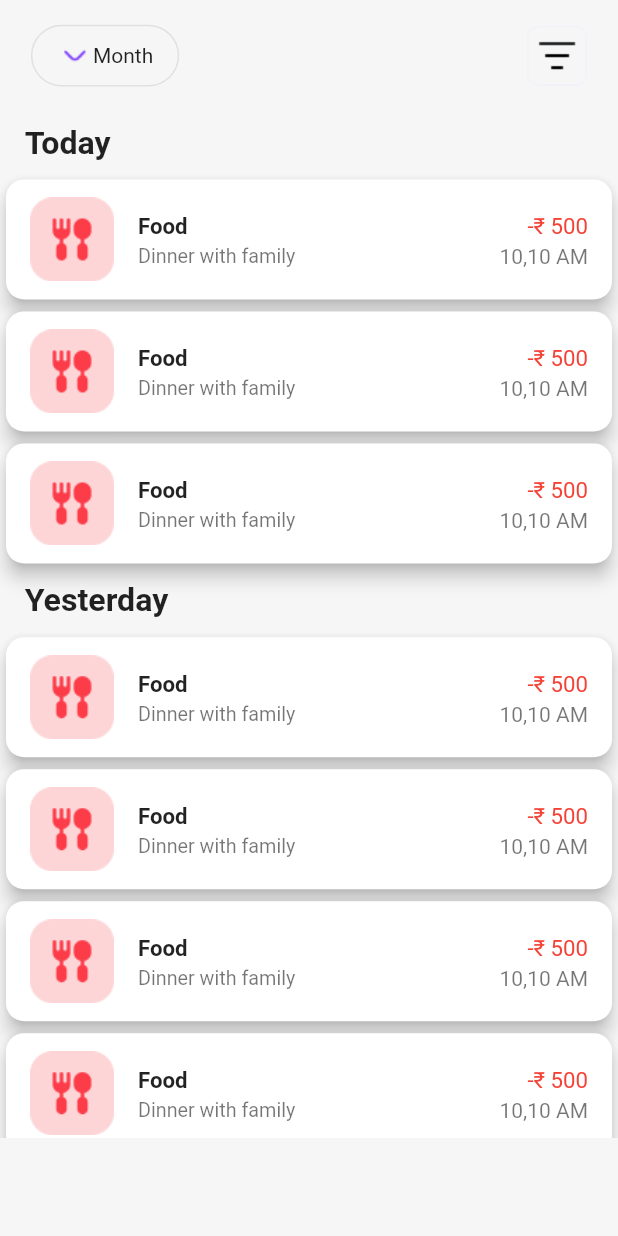
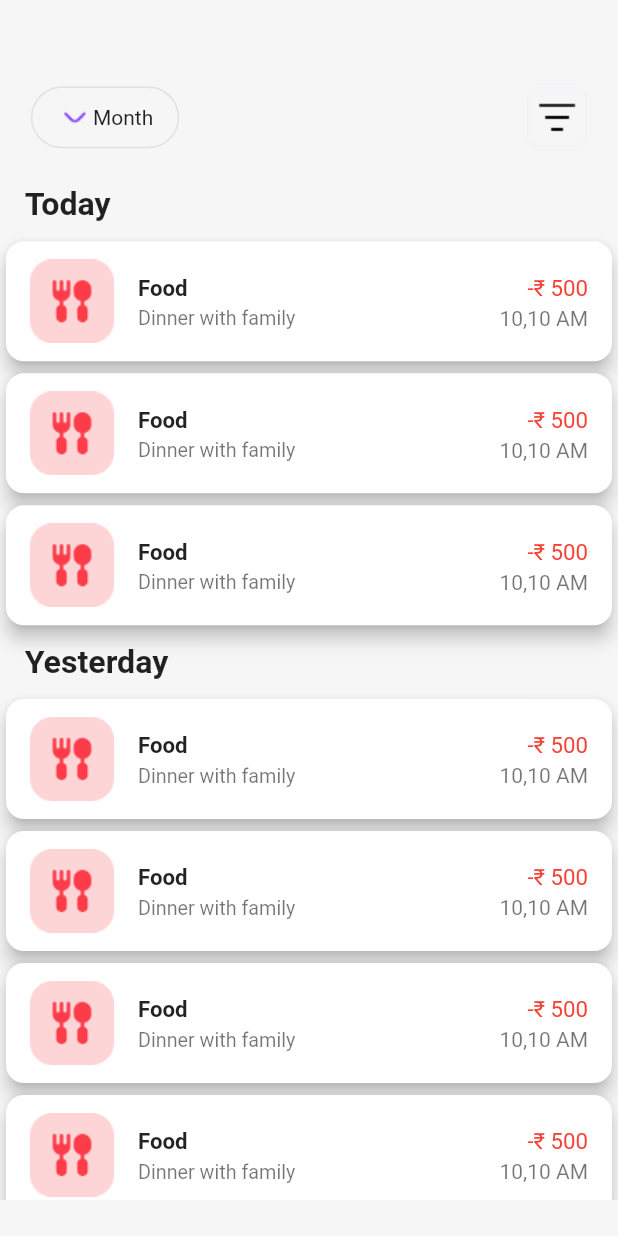
Before and after one commit to rahulsvaz/expense_manager, a Flutter app: the GnavNavigation screen opened directly, after a tap on "See All", on a phone screen of 412 x 824 dp. Run offline on Flutter 3.47's test engine with Material 2 defaults, Android fonts, the light colour scheme and no system bars; our stand-ins replace get, google_nav_bar, iconly; missing offline and left inert: flutter_swipe_button, sliding_switch.

Commit message:
adding screen widgets added

```diff
--- a/lib/main.dart
+++ b/lib/main.dart
@@ -1,4 +1,6 @@
 import 'package:expense_manager/view/screens/g_nav.dart';
+import 'package:expense_manager/view/screens/login_screen.dart';
+import 'package:expense_manager/view/screens/start_screen.dart';
 import 'package:expense_manager/viewModel/constants/colors/colors.dart';
 import 'package:flutter/material.dart';
 import 'package:get/get_navigation/get_navigation.dart';
@@ -15,6 +17,6 @@ class MyApp extends StatelessWidget {
     return GetMaterialApp(
         theme: ThemeData.light()
             .copyWith(scaffoldBackgroundColor: Pallete.scaffoldBgColor),
-        home: const GnavNavigation());
+        home: const StartScreen());
   }
 }
--- /dev/null
+++ b/lib/view/screens/add_transaction.dart
@@ -0,0 +1,68 @@
+import 'package:expense_manager/viewModel/constants/colors/colors.dart';
+import 'package:expense_manager/viewModel/controllers/transaction_screen_controller.dart';
+import 'package:expense_manager/viewModel/widgets/expense_widget.dart';
+import 'package:expense_manager/viewModel/widgets/income_widget.dart';
+import 'package:flutter/material.dart';
+import 'package:get/get.dart';
+
+class AddTransaction extends StatefulWidget {
+  const AddTransaction({super.key});
+
+  @override
+  State<AddTransaction> createState() => _AddTransactionState();
+}
+
+class _AddTransactionState extends State<AddTransaction> {
+  Widget expenseScreen = const ExpenseWidget();
+  Widget incomeScreen = const IncomeWidget();
+
+  @override
+  Widget build(BuildContext context) {
+    final widgetController = Get.put(TransactionScreenController());
+
+    return Scaffold(
+      body: Obx(() => AnimatedContainer(
+            height: Get.height,
+            duration: const Duration(
+                milliseconds: 1000), // Adjust the duration as needed
+            decoration: BoxDecoration(
+              color: widgetController.activeWidget.value == 'expense-widget'
+                  ? Pallete.expenseBackGroundColor
+                  : Pallete.incomeBackGroundColor,
+            ),
+            child: SingleChildScrollView(
+              child: Column(
+                mainAxisAlignment: MainAxisAlignment.center,
+                children: [
+                  Obx(() =>
+                      widgetController.activeWidget.value == 'expense-widget'
+                          ? expenseScreen
+                          : incomeScreen),
+                  const SizedBox(
+                    height: 20,
+                  ),
+                  Obx(() => TextButton(
+                        onPressed: () {
+                          if (widgetController.activeWidget.value ==
+                              'expense-widget') {
+                            widgetController.changeActiveWidget();
+                          } else {
+                            widgetController.changeToExpense();
+                          }
+                        },
+                        child: Text(
+                          widgetController.activeWidget.value ==
+                                  'expense-widget'
+                              ? 'Add Income Details??'
+                              : 'Add Expense Details??',
+                          style: const TextStyle(
+                              color: Pallete.white, fontSize: 20),
+                        ),
+                      )),
+                ],
+              ),
+            ),
+          )),
+    );
+  }
+}
--- a/lib/view/screens/all_transactions_page.dart
+++ b/lib/view/screens/all_transactions_page.dart
@@ -17,6 +17,7 @@ class _AllTransactionsState extends State<AllTransactions> {
     return Scaffold(
         body: ListView(
       children: [
+        SizedBox(height: height*0.05,),
         Column(
           crossAxisAlignment: CrossAxisAlignment.start,
           children: [
--- a/lib/view/screens/g_nav.dart
+++ b/lib/view/screens/g_nav.dart
@@ -1,4 +1,4 @@
-import 'package:expense_manager/view/screens/add_expense_page.dart';
+import 'package:expense_manager/view/screens/add_transaction.dart';
 import 'package:expense_manager/view/screens/all_transactions_page.dart';
 import 'package:expense_manager/view/screens/home_screen.dart';
 import 'package:expense_manager/view/screens/settings_page.dart';
@@ -20,7 +20,7 @@ class GnavNavigationState extends State<GnavNavigation> {
   final gnav = Get.put(GnavController());
   final List<Widget> _screens = const [
     HomeScreen(),
-    AddExpensePage(),
+    AddTransaction(),
     AllTransactions(),
     Settings()
   ];
@@ -29,16 +29,11 @@ class GnavNavigationState extends State<GnavNavigation> {
   Widget build(BuildContext context) {
     //   final width = MediaQuery.sizeOf(context).width;
     //  final height = MediaQuery.sizeOf(context).height;
-    return SafeArea(
-      child: Scaffold(
-          bottomNavigationBar: Container(
-            decoration: const BoxDecoration(
-              color: Colors.white,
-            ),
-            child: GNav(
+    return Scaffold(
+        bottomNavigationBar: GNav(
           backgroundColor: Pallete.scaffoldBgColor,
           activeColor: Pallete.purple,
-              gap: 7,
+          gap: 5,
           padding: const EdgeInsets.all(16),
           tabs: const [
             GButton(
@@ -61,16 +56,13 @@ class GnavNavigationState extends State<GnavNavigation> {
           selectedIndex: gnav.currentIndex.value,
           onTabChange: (index) {
             gnav.changeIndex(index);
-                print(gnav.currentIndex.value);
           },
-            ),
         ),
         body: Obx(
           () => IndexedStack(
             index: gnav.currentIndex.value,
             children: _screens,
           ),
-          )),
-    );
+        ));
   }
 }
--- a/lib/view/screens/home_screen.dart
+++ b/lib/view/screens/home_screen.dart
@@ -1,17 +1,14 @@
-import 'package:expense_manager/view/screens/add_income_page.dart';
+import 'package:expense_manager/view/screens/add_transaction.dart';
 import 'package:expense_manager/view/screens/all_transactions_page.dart';
-import 'package:expense_manager/view/screens/settings_page.dart';
 import 'package:expense_manager/viewModel/widgets/transaction_card.dart';
 import 'package:flutter/material.dart';
 import 'package:get/get.dart';
 import 'package:expense_manager/viewModel/constants/colors/colors.dart';
 import 'package:expense_manager/viewModel/methods/home_screen_container_decoration.dart';
 import 'package:expense_manager/viewModel/widgets/income_expense_box.dart';
-import 'package:google_nav_bar/google_nav_bar.dart';
 
 class HomeScreen extends StatefulWidget {
   const HomeScreen({super.key});
-
   @override
   State<HomeScreen> createState() => _HomeScreenState();
 }
@@ -19,10 +16,8 @@ class HomeScreen extends StatefulWidget {
 class _HomeScreenState extends State<HomeScreen> {
   @override
   Widget build(BuildContext context) {
-
     final width = MediaQuery.sizeOf(context).width;
     final height = MediaQuery.sizeOf(context).height;
-
 
     return Scaffold(
       body: Column(
@@ -40,10 +35,15 @@ class _HomeScreenState extends State<HomeScreen> {
                 Row(
                   mainAxisAlignment: MainAxisAlignment.spaceEvenly,
                   children: [
-                    CircleAvatar(
-                      radius: height * 0.02,
-                      backgroundImage: const AssetImage(
-                        'assets/images/user.jpeg',
+                    GestureDetector(
+                      onTap: () {
+                        Get.to(AddTransaction());
+                      },
+                      child: CircleAvatar(
+                        radius: height * 0.02,
+                        backgroundImage: const AssetImage(
+                          'assets/images/user.jpeg',
+                        ),
                       ),
                     ),
                     SizedBox(
@@ -138,8 +138,6 @@ class _HomeScreenState extends State<HomeScreen> {
           ),
         ],
       ),
-
-
     );
   }
 }
--- a/lib/view/screens/sign_up_screen.dart
+++ b/lib/view/screens/sign_up_screen.dart
@@ -1,6 +1,6 @@
 import 'package:expense_manager/viewModel/constants/colors/colors.dart';
+import 'package:expense_manager/viewModel/controllers/text_field_controller.dart';
 import 'package:expense_manager/viewModel/methods/textStyle.dart';
-import 'package:expense_manager/viewModel/controllers/textfieldController.dart';
 import 'package:expense_manager/viewModel/methods/validators.dart';
 import 'package:expense_manager/viewModel/widgets/login_sign_up_button.dart';
 import 'package:expense_manager/viewModel/widgets/size.dart';
@@ -10,7 +10,6 @@ import 'package:get/get.dart';
 
 class SignUpScreen extends StatelessWidget {
   const SignUpScreen({super.key});
-
   @override
   Widget build(BuildContext context) {
     final formKey = GlobalKey<FormState>();
--- a/lib/view/screens/add_expense_page.dart
+++ b/lib/viewModel/widgets/expense_widget.dart
@@ -4,23 +4,18 @@ import 'package:expense_manager/viewModel/widgets/attachment_button.dart';
 import 'package:expense_manager/viewModel/widgets/howMuch.dart';
 import 'package:expense_manager/viewModel/widgets/login_sign_up_button.dart';
 import 'package:flutter/material.dart';
-import 'package:get/get_core/src/get_main.dart';
-import 'package:get/get_navigation/get_navigation.dart';
+import 'package:get/get.dart';
 
-class AddExpensePage extends StatelessWidget {
-  const AddExpensePage({super.key});
-
+class ExpenseWidget extends StatelessWidget {
+  const ExpenseWidget({super.key});
   @override
   Widget build(BuildContext context) {
-    List<Widget> items = [Container(),Container()];
     final width = Get.width;
     final height = Get.height;
-    return Scaffold(
-      backgroundColor: Pallete.expenseBackGroundColor,
-      body: Column(
+    return Column(
       children: [
         SizedBox(
-            height: height * 0.18,
+          height: height * 0.10,
         ),
         HowMuchText(width: width, height: height),
         Padding(
@@ -39,26 +34,23 @@ class AddExpensePage extends StatelessWidget {
             ),
           ),
         ),
-          Expanded(
-            child: Container(
-              width: width,
+        Container(
+              width: width*0.9,
               decoration: const BoxDecoration(
                   color: Pallete.white,
-                  borderRadius: BorderRadius.only(
-                      topLeft: Radius.circular(20),
-                      topRight: Radius.circular(20))),
+                  borderRadius: BorderRadius.all(Radius.circular(20)
+                   )),
               child: SingleChildScrollView(
                 child: Column(
                   children: [
                     SizedBox(
                       height: height * 0.03,
                     ),
-
                     SizedBox(
                       height: height * 0.02,
                     ),
                     ConstrainedBox(
-                      constraints: BoxConstraints(maxWidth: width * 0.95),
+                      constraints: BoxConstraints(maxWidth: width * 0.85),
                       child: TextFormField(
                         maxLength: 50,
                         cursorColor: Pallete.grey,
@@ -71,7 +63,7 @@ class AddExpensePage extends StatelessWidget {
                       ),
                     ),
                     SizedBox(height: height * 0.02),
-                    AttachmentButton(width: width, height: height),
+                    AttachmentButton(width: width * 0.85, height: height),
                     SizedBox(height: height * 0.07),
                     LoginSignUpButton(
                       onPressed: () {
@@ -81,17 +73,20 @@ class AddExpensePage extends StatelessWidget {
                           '',
                         );
                       },
-                      label: 'Continue',
+                      label: 'Add Expense',
                       buttonTextColor: Pallete.white,
-                      backgroundColor: Pallete.purple,
+                      backgroundColor: Pallete.expenseBackGroundColor,
+
                     ),
+                    SizedBox(
+                      height: height * 0.11,
+                    ),
+
                   ],
                 ),
               ),
             ),
-          ),
       ],
-      ),
     );
   }
 }
--- /dev/null
+++ b/lib/viewModel/widgets/income_widget.dart
@@ -0,0 +1,94 @@
+import 'package:expense_manager/viewModel/constants/colors/colors.dart';
+import 'package:expense_manager/viewModel/methods/border_decoration_addfielld.dart';
+import 'package:expense_manager/viewModel/widgets/attachment_button.dart';
+import 'package:expense_manager/viewModel/widgets/howMuch.dart';
+import 'package:expense_manager/viewModel/widgets/login_sign_up_button.dart';
+import 'package:flutter/material.dart';
+import 'package:get/get.dart';
+
+class IncomeWidget extends StatelessWidget {
+  const IncomeWidget({super.key});
+
+  @override
+  Widget build(BuildContext context) {
+    final width = Get.width;
+    final height = Get.height;
+    return Column(
+      children: [
+        SizedBox(
+          height: height * 0.10,
+        ),
+        HowMuchText(width: width, height: height),
+        Padding(
+          padding: EdgeInsets.only(left: width * 0.17),
+          child: TextFormField(
+            keyboardType: TextInputType.number,
+            style: const TextStyle(color: Pallete.white, fontSize: 80),
+            showCursor: true,
+            cursorHeight: height * 0.1,
+            cursorColor: Pallete.white,
+            decoration: InputDecoration(
+              border: InputBorder.none,
+              hintText: '₹0',
+              hintStyle:
+                  TextStyle(fontSize: height * 0.11, color: Pallete.white),
+            ),
+          ),
+        ),
+        Card(
+          elevation: 10,
+          shape:
+              RoundedRectangleBorder(borderRadius: BorderRadius.circular(30)),
+          child: Container(
+            width: width * 0.9,
+            decoration: const BoxDecoration(
+                color: Pallete.white,
+                borderRadius: BorderRadius.all(Radius.circular(30))),
+            child: SingleChildScrollView(
+              child: Column(
+                children: [
+                  SizedBox(
+                    height: height * 0.05,
+                  ),
+                  ConstrainedBox(
+                    constraints: BoxConstraints(maxWidth: width * 0.85),
+                    child: TextFormField(
+                      maxLength: 50,
+                      cursorColor: Pallete.grey,
+                      decoration: InputDecoration(
+                        hintText: 'Description',
+                        hintStyle: const TextStyle(color: Pallete.grey),
+                        enabledBorder: borderDecoration(),
+                        focusedBorder: borderDecoration(),
+                      ),
+                    ),
+                  ),
+                  SizedBox(height: height * 0.01),
+                  ConstrainedBox(
+                      constraints: BoxConstraints(maxWidth: width * 0.85),
+                      child: AttachmentButton(width: width, height: height)),
+                  SizedBox(height: height * 0.03),
+                  LoginSignUpButton(
+                    onPressed: () {
+                      Get.back();
+                      Get.snackbar(
+                        'Expense Details Added',
+                        '',
+                      );
+                    },
+                    label: 'Add Income',
+                    buttonTextColor: Pallete.white,
+                    backgroundColor: Pallete.incomeBackGroundColor,
+                  ),
+                  SizedBox(
+                    height: height * 0.11,
+                  ),
+                ],
+              ),
+            ),
+          ),
+        ),
+      ],
+    );
+  }
+}
--- a/lib/viewModel/widgets/transaction_card.dart
+++ b/lib/viewModel/widgets/transaction_card.dart
@@ -22,17 +22,13 @@ class TransactionCard extends StatelessWidget {
   @override
   Widget build(BuildContext context) {
     final height = MediaQuery.of(context).size.height;
-    final width = MediaQuery.of(context).size.width;
+    //final width = MediaQuery.of(context).size.width;
 
     return Card(
-
       elevation: 5,
       shape: RoundedRectangleBorder(borderRadius: BorderRadius.circular(12)),
       child: SizedBox(
         height: 80,
-
-
-
         child: Center(
           child: ListTile(
             onTap: () {
@@ -47,19 +43,26 @@ class TransactionCard extends StatelessWidget {
               children: [
                 Text(
                   category,
-                  style:  TextStyle( fontSize: height*0.018, fontWeight: FontWeight.bold),
+                  style: TextStyle(
+                      fontSize: height * 0.018, fontWeight: FontWeight.bold),
                 ),
                 Text(
                   '-₹ $amount',
-                  style:
-                       TextStyle(fontSize: height*0.018,
-                        color: Pallete.expenseBackGroundColor),
+                  style: TextStyle(
+                      fontSize: height * 0.018,
+                      color: Pallete.expenseBackGroundColor),
                 )
               ],
             ),
             subtitle: Row(
               mainAxisAlignment: MainAxisAlignment.spaceBetween,
-              children: [Text(description ,style: TextStyle(fontSize: height*0.016), ), const Text('10,10 AM')],
+              children: [
+                Text(
+                  description,
+                  style: TextStyle(fontSize: height * 0.016),
+                ),
+                const Text('10,10 AM')
+              ],
             ),
           ),
         ),
--- a/pubspec.yaml
+++ b/pubspec.yaml
@@ -49,6 +49,10 @@ dependencies:
   slide_to_act: ^2.0.2
   iconly: ^1.0.1
   cool_dropdown: ^2.1.0
+  circular_menu: ^2.0.1
+  custom_floating_action_button: ^0.0.3
+  sliding_switch: ^1.1.0
+
 dev_dependencies:
   flutter_test:
     sdk: flutter
```
Also changed, not shown: lib/trash/add_expense_page.dart (added, +98 -0 lines), lib/trash/toggle_button.dart (added, +37 -0 lines), lib/view/screens/login_screen.dart (+4 -5 lines), lib/view/screens/start_screen.dart (added, +22 -0 lines), lib/viewModel/controllers/transaction_screen_controller.dart (added, +17 -0 lines), lib/trash/add_income_Page.dart (renamed from lib/view/screens/add_income_Page.dart), lib/viewModel/widgets/drop_down_button.dart (added), pubspec.lock. Lines whose indentation alone changed are shown as unchanged.
